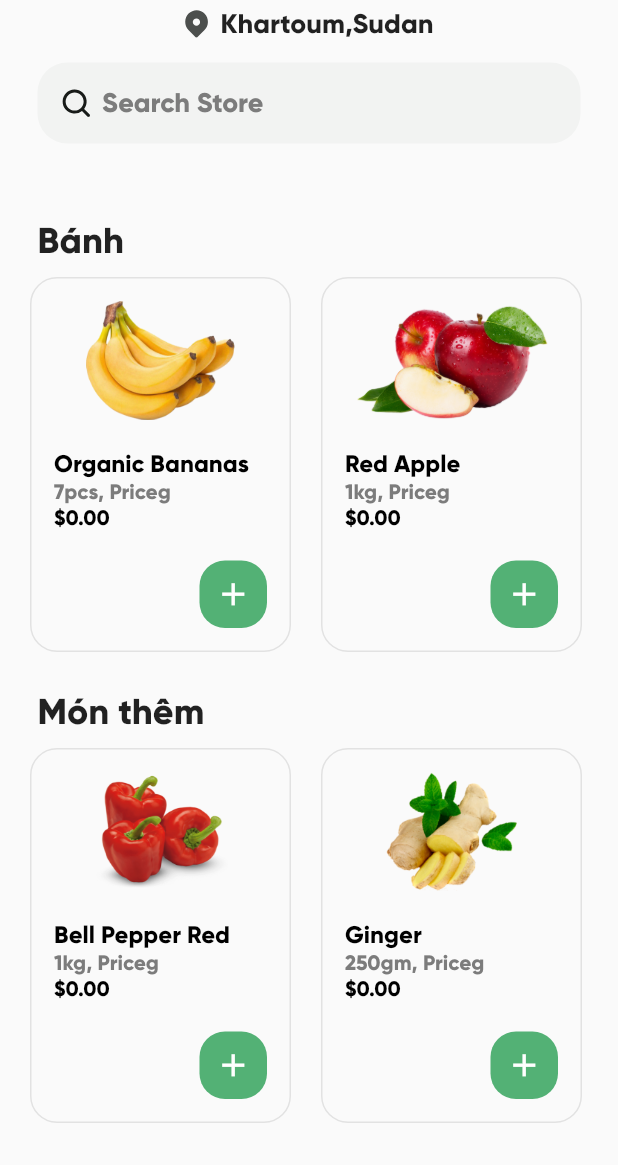
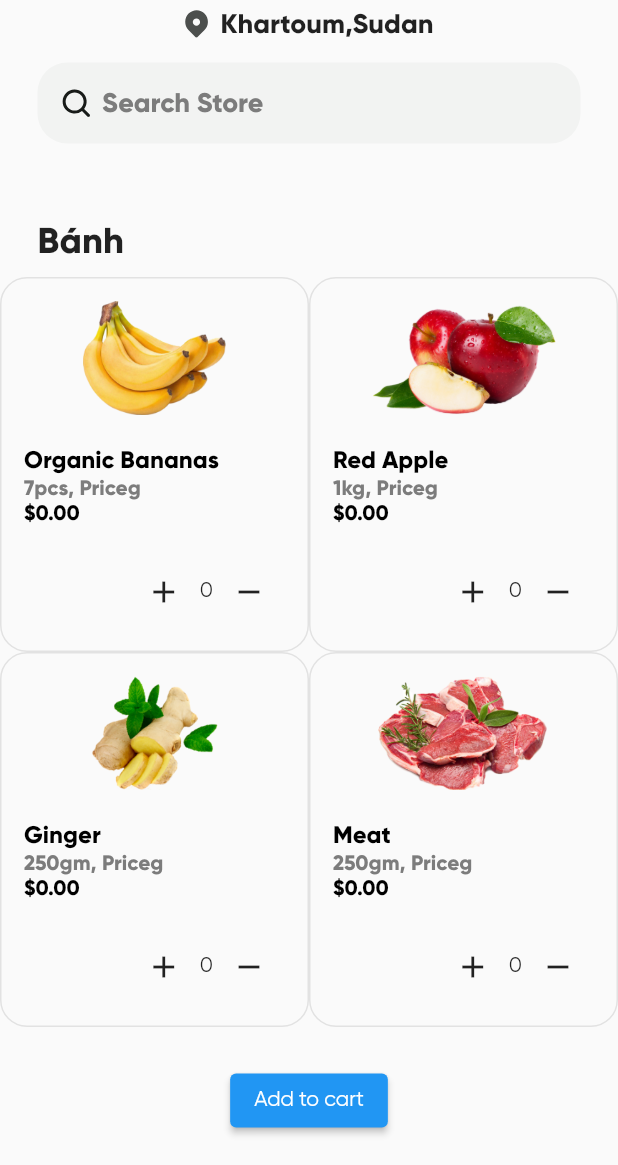
Before and after one commit to Man-Minh-PG/order_manager_android, a Flutter app: the HomeScreen screen opened directly, on a phone screen of 412 x 824 dp, the part 71-1236 px from its top. Run offline on Flutter 3.47's test engine with Material 2 defaults, Android fonts, the phone set to English and light mode, and no system bars; our stand-ins replace flutter_svg, sqflite; accounts and stored records are empty.

Commit message:
Edit design home screen ver1

```diff
--- a/lib/models/grocery_item.dart
+++ b/lib/models/grocery_item.dart
@@ -57,7 +57,7 @@ var demoItems = [
       imagePath: "assets/images/grocery_images/chicken.png", orderQuantity: 0),
 ];
 
-var exclusiveOffers = [demoItems[0], demoItems[1]];
+var exclusiveOffers = [demoItems[0], demoItems[1],demoItems[3], demoItems[4] ];
 
 var bestSelling = [demoItems[2], demoItems[3]];
 
--- a/lib/screens/home/home_screen.dart
+++ b/lib/screens/home/home_screen.dart
@@ -51,15 +51,15 @@ class _HomeScreenState extends State<HomeScreen> {
                   SizedBox(
                     height: 15,
                   ),
-                  padded(subTitle("Món thêm")),
-                  getHorizontalItemSlider(bestSelling), // Show list item2
-                  SizedBox(
-                    height: 15,
-                  ),
+                  // padded(subTitle("Món thêm")),
+                  // getHorizontalItemSlider(bestSelling), // Show list item2
+                  // SizedBox(
+                  //   height: 15,
+                  // ),
                   // padded(subTitle("Groceries")), // manu sp khac
-                  SizedBox(
-                    height: 15,
-                  ),
+                  // SizedBox(
+                  //   height: 15,
+                  // ),
                   // Add button order
                   ElevatedButton(
                     onPressed: () {
@@ -91,30 +91,36 @@ class _HomeScreenState extends State<HomeScreen> {
   Widget getHorizontalItemSlider(List<GroceryItem> items) { // Function get list product
   return Container(
     margin: EdgeInsets.symmetric(vertical: 10),
-      height: 250,
-      child: ListView.separated(
-        padding: EdgeInsets.symmetric(horizontal: 20),
-        itemCount: items.length,
-        scrollDirection: Axis.horizontal,
-        itemBuilder: (context, index) {
-          return GestureDetector(
-            onTap: () {
-              onItemClicked(context, items[index]);
-            },
+    height: 500, // Set an appropriate height for your container
+    child: SingleChildScrollView(
+      child: Column( // Thay vì sử dụng Row, sử dụng Column
+        children: List.generate((items.length / 2).ceil(), (rowIndex) {
+          int startIndex = rowIndex * 2;
+          int endIndex = (rowIndex + 1) * 2;
+          if (endIndex > items.length) {
+            endIndex = items.length;
+          }
+
+          List<GroceryItem> rowItems = items.sublist(startIndex, endIndex);
+
+          return Row(
+            children: rowItems.map((item) {
+              return Expanded(
+                child: GestureDetector(
                   child: GroceryItemCardWidget(
-              item: items[index],
+                    item: item,
                     heroSuffix: "home_screen",
                   ),
+                ),
               );
-        },
-        separatorBuilder: (BuildContext context, int index) {
-          return SizedBox(
-            width: 20,
+            }).toList(),
           );
-        },
+        }),
+      ),
     ),
   );
 }
+
 
   void onItemClicked(BuildContext context, GroceryItem groceryItem) { // Function on click -> pagination data to screen product detail
     Navigator.push(
--- a/lib/widgets/grocery_item_card_widget.dart
+++ b/lib/widgets/grocery_item_card_widget.dart
@@ -7,9 +7,7 @@ import 'package:grocery_app/styles/colors.dart';
 // Set up widget UI for product
 class GroceryItemCardWidget extends StatefulWidget {
 
- final AddToCartCallback? addToCartCallback;
-
-  GroceryItemCardWidget({Key? key, required this.item, this.heroSuffix, this.addToCartCallback})
+  GroceryItemCardWidget({Key? key, required this.item, this.heroSuffix})
       : super(key: key);
   final GroceryItem item;
   final String? heroSuffix;
@@ -25,7 +23,7 @@ class GroceryItemCardWidget extends StatefulWidget {
 
 // Create call back to chil children
 // https://chat.openai.com/c/4efb206e-b365-497b-8240-8969d9cb24e2
-typedef AddToCartCallback = void Function(GroceryItem item, int orderQuantity);
+// typedef AddToCartCallback = void Function(GroceryItem item, int orderQuantity);
 
 class _GroceryItemCardWidget extends State<GroceryItemCardWidget> {
   int orderQuantity = 0; // Value default for button
@@ -93,7 +91,7 @@ class _GroceryItemCardWidget extends State<GroceryItemCardWidget> {
                 //   fontWeight: FontWeight.bold,
                 // ),
                 Spacer(),
-                addWidget()
+                addButtonOrder()
               ],
             )
           ],
@@ -136,25 +134,31 @@ class _GroceryItemCardWidget extends State<GroceryItemCardWidget> {
               orderQuantity++;
             });
               // Gọi callback để thông báo về sự thay đổi
-            if (widget.addToCartCallback != null) {
-              widget.addToCartCallback!(widget.item, orderQuantity);
-            }
+            // if (widget.addToCartCallback != null) {
+            //   widget.addToCartCallback!(widget.item, orderQuantity);
+            // }
           },
           icon: Icon(Icons.add)
         ),
-        Container(
-          height: 45,
-          width: 45,
-          decoration: BoxDecoration(
-            borderRadius: BorderRadius.circular(17),
-            color: Colors.blue // Change to your desired color
-          ),
+        // Container(
+        //   height: 45,
+        //   width: 45,
+        //   decoration: BoxDecoration(
+        //     borderRadius: BorderRadius.circular(17),
+        //     color: Colors.blue // Change to your desired color
+        //   ),
+        //   child: Text(
+        //     orderQuantity.toString(),
+        //     style: TextStyle(
+        //       color: Colors.white,
+        //       fontSize: 18
+        //     ),
+        //   ),
+        // ),
+        Center(
           child: Text(
             orderQuantity.toString(),
-            style: TextStyle(
-              color: Colors.white,
-              fontSize: 18
-            ),
+            textAlign: TextAlign.center,
           ),
         ),
         IconButton(
```
Lines whose indentation alone changed are shown as unchanged.
